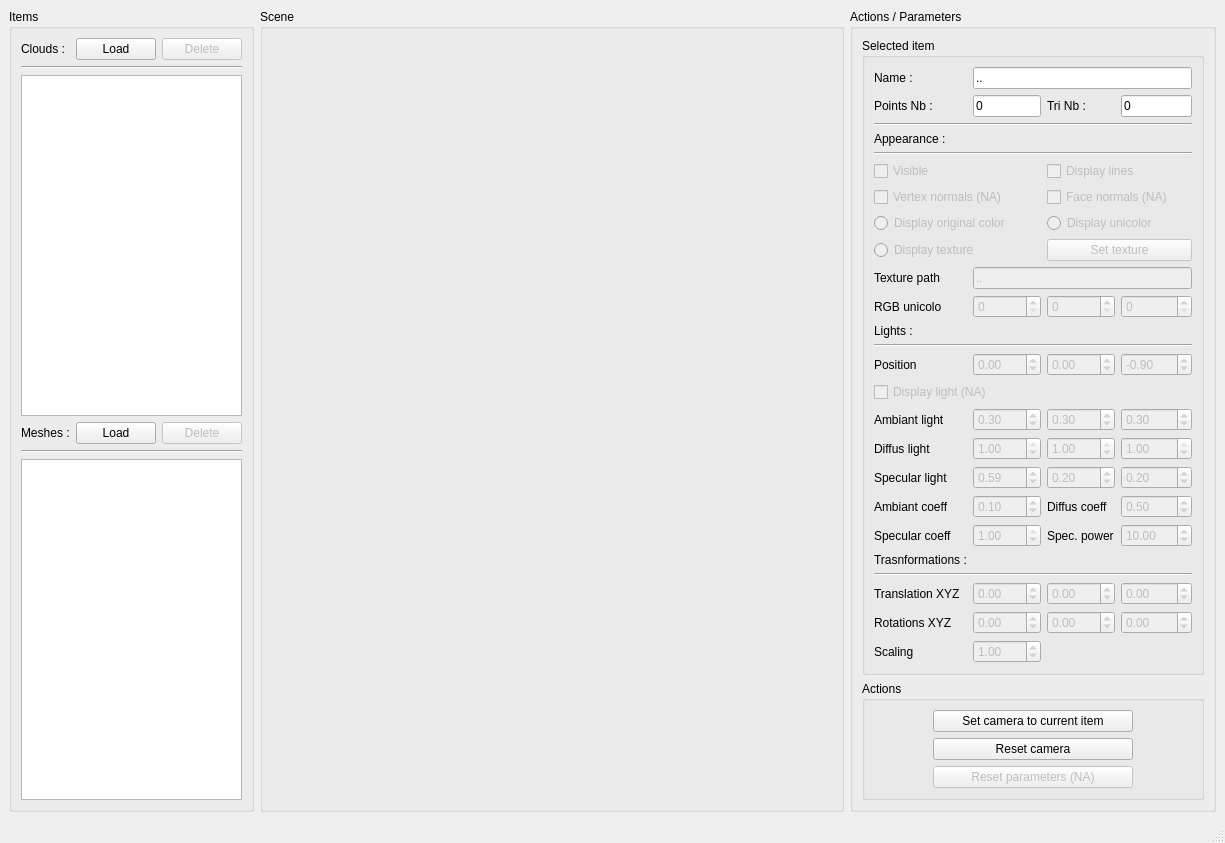
Qt form swooz-viewer/trunk/form/SWUI_Viewer.ui (GuillaumeGibert/swooz) before a commit.
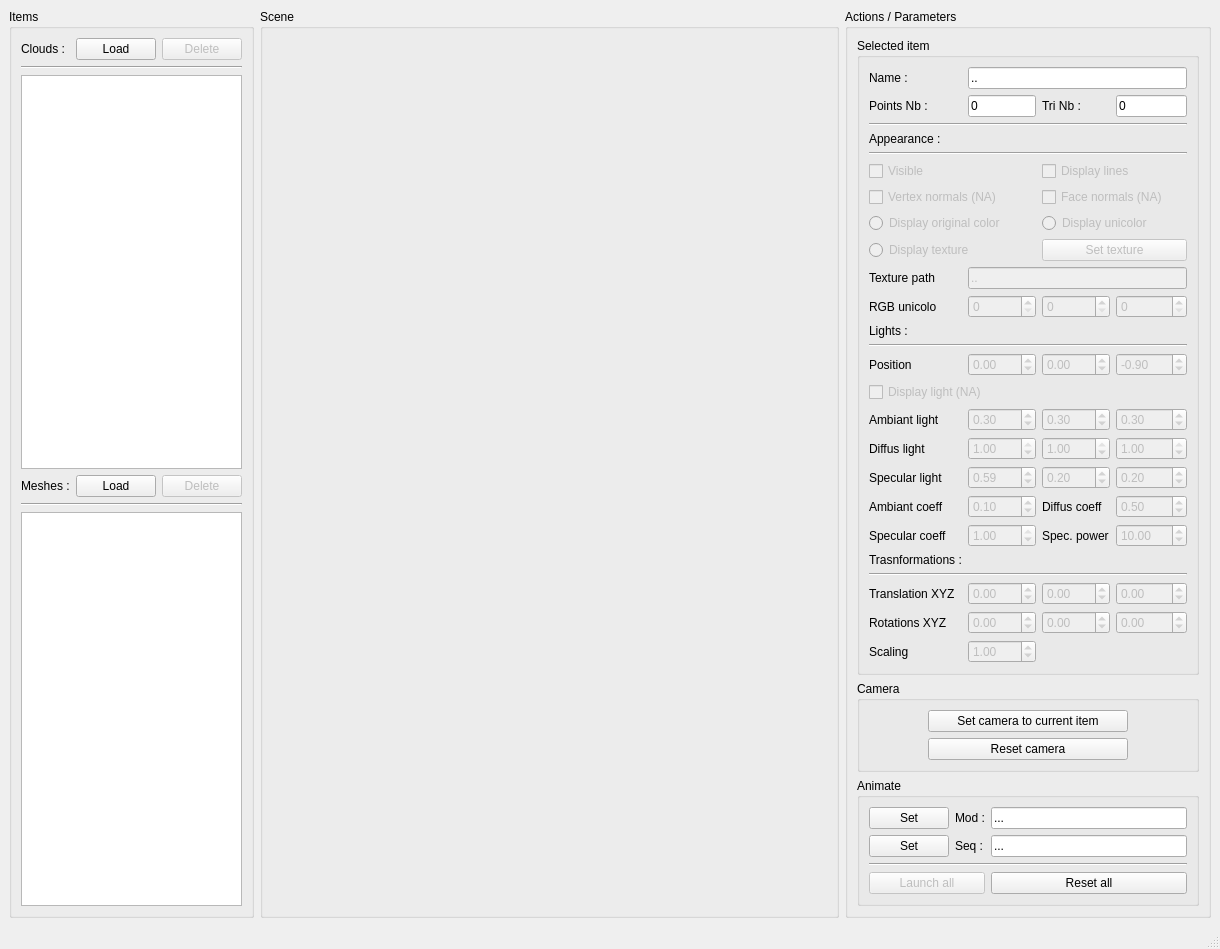
The same form after that commit.

```diff
--- a/swooz-viewer/trunk/form/SWUI_Viewer.ui
+++ b/swooz-viewer/trunk/form/SWUI_Viewer.ui
@@ -6,8 +6,8 @@
    <rect>
     <x>0</x>
     <y>0</y>
-    <width>1225</width>
-    <height>817</height>
+    <width>1220</width>
+    <height>877</height>
    </rect>
   </property>
   <property name="windowTitle">
@@ -130,6 +130,45 @@
          <string>Actions / Parameters</string>
         </property>
         <layout class="QGridLayout" name="gridLayout_7">
+         <item row="1" column="0">
+          <widget class="QGroupBox" name="gbCamera">
+           <property name="title">
+            <string>Camera</string>
+           </property>
+           <layout class="QGridLayout" name="gridLayout_3">
+            <item row="0" column="0">
+             <layout class="QGridLayout" name="gridLayout">
+              <item row="0" column="0">
+               <widget class="QPushButton" name="pbSetCamera">
+                <property name="minimumSize">
+                 <size>
+                  <width>0</width>
+                  <height>0</height>
+                 </size>
+                </property>
+                <property name="maximumSize">
+                 <size>
+                  <width>200</width>
+                  <height>16777215</height>
+                 </size>
+                </property>
+                <property name="text">
+                 <string>Set camera to current item</string>
+                </property>
+               </widget>
+              </item>
+              <item row="1" column="0">
+               <widget class="QPushButton" name="pbResetCamera">
+                <property name="text">
+                 <string>Reset camera</string>
+                </property>
+               </widget>
+              </item>
+             </layout>
+            </item>
+           </layout>
+          </widget>
+         </item>
          <item row="0" column="0">
           <layout class="QGridLayout" name="glParameters">
            <item row="0" column="0">
@@ -869,53 +908,83 @@
            </item>
           </layout>
          </item>
-         <item row="1" column="0">
-          <widget class="QGroupBox" name="gbActions">
+         <item row="2" column="0">
+          <widget class="QGroupBox" name="gbAnimate">
            <property name="title">
-            <string>Actions</string>
+            <string>Animate</string>
            </property>
-           <layout class="QGridLayout" name="gridLayout_3">
+           <layout class="QGridLayout" name="gridLayout_8">
             <item row="0" column="0">
-             <layout class="QGridLayout" name="gridLayout">
-              <item row="2" column="0">
-               <widget class="QPushButton" name="pbResetParameters">
+             <layout class="QGridLayout" name="glAnimate">
+              <item row="1" column="2">
+               <widget class="QLineEdit" name="leSeq">
+                <property name="text">
+                 <string>...</string>
+                </property>
+                <property name="readOnly">
+                 <bool>true</bool>
+                </property>
+               </widget>
+              </item>
+              <item row="0" column="0">
+               <widget class="QPushButton" name="pbSetModFile">
+                <property name="text">
+                 <string>Set</string>
+                </property>
+               </widget>
+              </item>
+              <item row="0" column="2">
+               <widget class="QLineEdit" name="leMod">
+                <property name="text">
+                 <string>...</string>
+                </property>
+                <property name="readOnly">
+                 <bool>true</bool>
+                </property>
+               </widget>
+              </item>
+              <item row="0" column="1">
+               <widget class="QLabel" name="laMod">
+                <property name="text">
+                 <string>Mod :</string>
+                </property>
+               </widget>
+              </item>
+              <item row="1" column="1">
+               <widget class="QLabel" name="laSeq">
+                <property name="text">
+                 <string>Seq :</string>
+                </property>
+               </widget>
+              </item>
+              <item row="1" column="0">
+               <widget class="QPushButton" name="pbSetSeqFile">
+                <property name="text">
+                 <string>Set</string>
+                </property>
+               </widget>
+              </item>
+              <item row="2" column="0" colspan="3">
+               <widget class="Line" name="line_2">
+                <property name="orientation">
+                 <enum>Qt::Horizontal</enum>
+                </property>
+               </widget>
+              </item>
+              <item row="3" column="0" colspan="2">
+               <widget class="QPushButton" name="pbLaunchAllAnim">
                 <property name="enabled">
                  <bool>false</bool>
                 </property>
-                <property name="maximumSize">
-                 <size>
-                  <width>200</width>
-                  <height>16777215</height>
-                 </size>
-                </property>
                 <property name="text">
-                 <string>Reset parameters (NA)</string>
+                 <string>Launch all</string>
                 </property>
                </widget>
               </item>
-              <item row="0" column="0">
-               <widget class="QPushButton" name="pbSetCamera">
-                <property name="minimumSize">
-                 <size>
-                  <width>0</width>
-                  <height>0</height>
-                 </size>
-                </property>
-                <property name="maximumSize">
-                 <size>
-                  <width>200</width>
-                  <height>16777215</height>
-                 </size>
-                </property>
+              <item row="3" column="2">
+               <widget class="QPushButton" name="pbResetAllAnim">
                 <property name="text">
-                 <string>Set camera to current item</string>
-                </property>
-               </widget>
-              </item>
-              <item row="1" column="0">
-               <widget class="QPushButton" name="pbResetCamera">
-                <property name="text">
-                 <string>Reset camera</string>
+                 <string>Reset all</string>
                 </property>
                </widget>
               </item>
```
Left out of the diff: 2 changed lines with no effect on the pictures.
